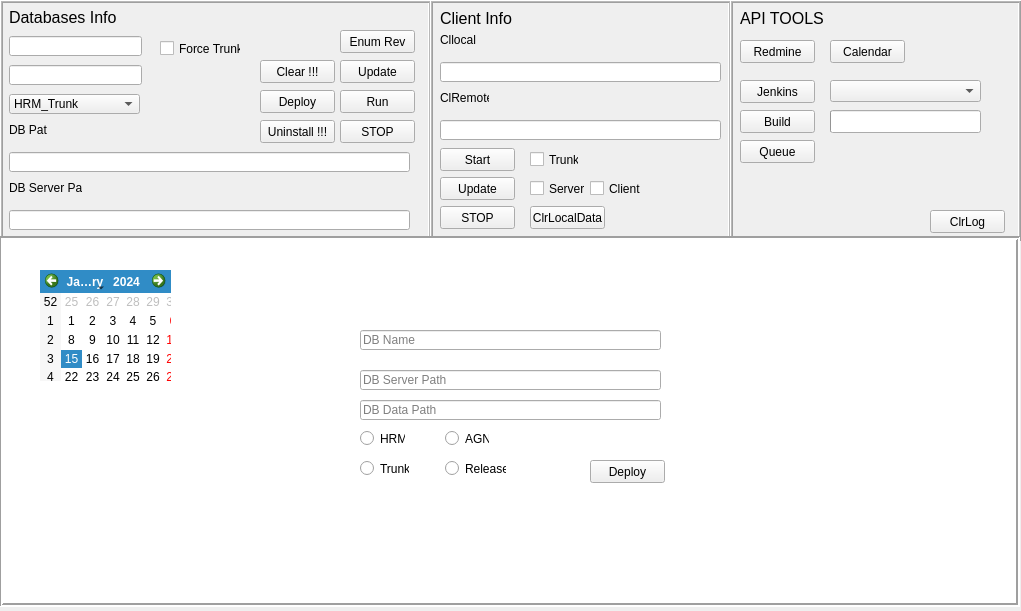
Above: test.ui from artakak/TTT before the change. Below: the same form after it.
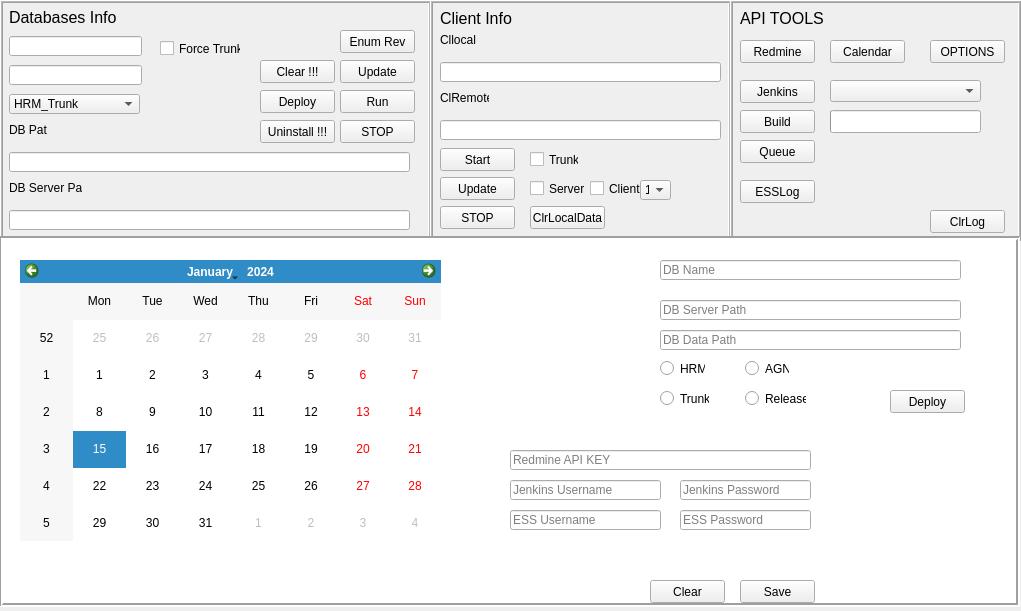
That is the form after the change.

```diff
--- a/test.ui
+++ b/test.ui
@@ -537,6 +537,31 @@
       <string>Client</string>
      </property>
     </widget>
+    <widget class="QComboBox" name="comboBox_3">
+     <property name="geometry">
+      <rect>
+       <x>210</x>
+       <y>180</y>
+       <width>31</width>
+       <height>20</height>
+      </rect>
+     </property>
+     <item>
+      <property name="text">
+       <string>1</string>
+      </property>
+     </item>
+     <item>
+      <property name="text">
+       <string>2</string>
+      </property>
+     </item>
+     <item>
+      <property name="text">
+       <string>3</string>
+      </property>
+     </item>
+    </widget>
    </widget>
    <widget class="QFrame" name="frame_3">
     <property name="geometry">
@@ -614,14 +639,40 @@
       <string>Calendar</string>
      </property>
     </widget>
+    <widget class="QPushButton" name="pushButton_18">
+     <property name="geometry">
+      <rect>
+       <x>10</x>
+       <y>180</y>
+       <width>75</width>
+       <height>23</height>
+      </rect>
+     </property>
+     <property name="text">
+      <string>ESSLog</string>
+     </property>
+    </widget>
+    <widget class="QPushButton" name="pushButton_19">
+     <property name="geometry">
+      <rect>
+       <x>200</x>
+       <y>40</y>
+       <width>75</width>
+       <height>23</height>
+      </rect>
+     </property>
+     <property name="text">
+      <string>OPTIONS</string>
+     </property>
+    </widget>
    </widget>
    <widget class="QCalendarWidget" name="calendarWidget">
     <property name="geometry">
      <rect>
-      <x>40</x>
-      <y>270</y>
-      <width>131</width>
-      <height>111</height>
+      <x>20</x>
+      <y>260</y>
+      <width>421</width>
+      <height>281</height>
      </rect>
     </property>
     <property name="firstDayOfWeek">
@@ -631,8 +682,8 @@
    <widget class="QWidget" name="widget" native="true">
     <property name="geometry">
      <rect>
-      <x>330</x>
-      <y>310</y>
+      <x>630</x>
+      <y>240</y>
       <width>341</width>
       <height>191</height>
      </rect>
@@ -772,6 +823,143 @@
      </property>
     </widget>
    </widget>
+   <widget class="QWidget" name="widget_2" native="true">
+    <property name="geometry">
+     <rect>
+      <x>480</x>
+      <y>430</y>
+      <width>341</width>
+      <height>191</height>
+     </rect>
+    </property>
+    <widget class="QLineEdit" name="lineEdit_10">
+     <property name="geometry">
+      <rect>
+       <x>30</x>
+       <y>50</y>
+       <width>151</width>
+       <height>20</height>
+      </rect>
+     </property>
+     <property name="echoMode">
+      <enum>QLineEdit::Password</enum>
+     </property>
+     <property name="readOnly">
+      <bool>false</bool>
+     </property>
+     <property name="placeholderText">
+      <string>Jenkins Username</string>
+     </property>
+    </widget>
+    <widget class="QLineEdit" name="lineEdit_11">
+     <property name="geometry">
+      <rect>
+       <x>200</x>
+       <y>50</y>
+       <width>131</width>
+       <height>20</height>
+      </rect>
+     </property>
+     <property name="echoMode">
+      <enum>QLineEdit::Password</enum>
+     </property>
+     <property name="readOnly">
+      <bool>false</bool>
+     </property>
+     <property name="placeholderText">
+      <string>Jenkins Password</string>
+     </property>
+    </widget>
+    <widget class="QPushButton" name="pushButton_23">
+     <property name="geometry">
+      <rect>
+       <x>260</x>
+       <y>150</y>
+       <width>75</width>
+       <height>23</height>
+      </rect>
+     </property>
+     <property name="text">
+      <string>Save</string>
+     </property>
+    </widget>
+    <widget class="QLineEdit" name="lineEdit_12">
+     <property name="geometry">
+      <rect>
+       <x>30</x>
+       <y>20</y>
+       <width>301</width>
+       <height>20</height>
+      </rect>
+     </property>
+     <property name="echoMode">
+      <enum>QLineEdit::Password</enum>
+     </property>
+     <property name="readOnly">
+      <bool>false</bool>
+     </property>
+     <property name="placeholderText">
+      <string>Redmine API KEY</string>
+     </property>
+    </widget>
+    <widget class="QPushButton" name="pushButton_24">
+     <property name="geometry">
+      <rect>
+       <x>170</x>
+       <y>150</y>
+       <width>75</width>
+       <height>23</height>
+      </rect>
+     </property>
+     <property name="text">
+      <string>Clear</string>
+     </property>
+    </widget>
+    <widget class="QLineEdit" name="lineEdit_13">
+     <property name="geometry">
+      <rect>
+       <x>30</x>
+       <y>80</y>
+       <width>151</width>
+       <height>20</height>
+      </rect>
+     </property>
+     <property name="inputMethodHints">
+      <set>Qt::ImhHiddenText|Qt::ImhNoAutoUppercase|Qt::ImhNoPredictiveText</set>
+     </property>
+     <property name="text">
+      <string/>
+     </property>
+     <property name="echoMode">
+      <enum>QLineEdit::Password</enum>
+     </property>
+     <property name="readOnly">
+      <bool>false</bool>
+     </property>
+     <property name="placeholderText">
+      <string>ESS Username</string>
+     </property>
+    </widget>
+    <widget class="QLineEdit" name="lineEdit_14">
+     <property name="geometry">
+      <rect>
+       <x>200</x>
+       <y>80</y>
+       <width>131</width>
+       <height>20</height>
+      </rect>
+     </property>
+     <property name="echoMode">
+      <enum>QLineEdit::Password</enum>
+     </property>
+     <property name="readOnly">
+      <bool>false</bool>
+     </property>
+     <property name="placeholderText">
+      <string>ESS Password</string>
+     </property>
+    </widget>
+   </widget>
    <zorder>frame</zorder>
    <zorder>frame_2</zorder>
    <zorder>frame_3</zorder>
@@ -805,6 +993,7 @@
    <zorder>pushButton_11</zorder>
    <zorder>calendarWidget</zorder>
    <zorder>widget</zorder>
+   <zorder>widget_2</zorder>
   </widget>
  </widget>
  <resources/>
```
